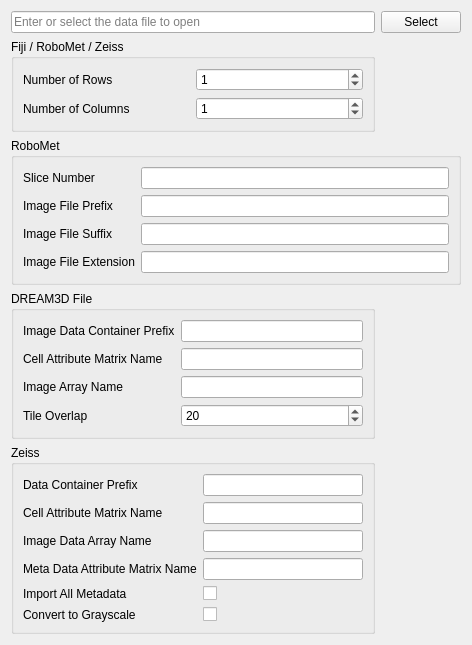
Above: SIMPLVtkLib/Wizards/ImportMontage/UI_Files/EnterDataFilePage.ui from tplatt77/SIMPLVtkLib before the change. Below: the same form after it.
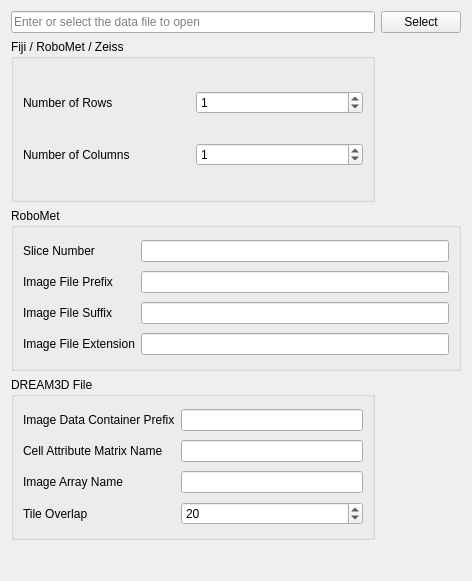
That is the form after the change.

Commit message: Added a separate wizard page for Zeiss Axio Vision montage use case Importing an XML file containing Zeiss Axio Vision information is now done in a separate wizard page

Diff of the .ui file:
```diff
--- a/SIMPLVtkLib/Wizards/ImportMontage/UI_Files/EnterDataFilePage.ui
+++ b/SIMPLVtkLib/Wizards/ImportMontage/UI_Files/EnterDataFilePage.ui
@@ -17,43 +17,36 @@
    <property name="sizeConstraint">
     <enum>QLayout::SetDefaultConstraint</enum>
    </property>
-   <item row="2" column="1">
-    <widget class="QGroupBox" name="configFileMetadata">
-     <property name="title">
-      <string>Fiji / RoboMet / Zeiss</string>
+   <item row="1" column="2">
+    <widget class="QPushButton" name="selectButton">
+     <property name="text">
+      <string>Select</string>
      </property>
-     <layout class="QGridLayout" name="configFileMetadataLayout">
-      <item row="0" column="1">
-       <widget class="QSpinBox" name="numOfRowsSB">
-        <property name="value">
-         <number>1</number>
-        </property>
-       </widget>
-      </item>
-      <item row="1" column="1">
-       <widget class="QSpinBox" name="numOfColsSB">
-        <property name="value">
-         <number>1</number>
-        </property>
-       </widget>
-      </item>
-      <item row="1" column="0">
-       <widget class="QLabel" name="label_2">
-        <property name="text">
-         <string>Number of Columns</string>
-        </property>
-       </widget>
-      </item>
-      <item row="0" column="0">
-       <widget class="QLabel" name="label">
-        <property name="text">
-         <string>Number of Rows</string>
-        </property>
-       </widget>
-      </item>
-     </layout>
     </widget>
    </item>
+   <item row="1" column="1">
+    <widget class="QLineEdit" name="dataFileLE">
+     <property name="placeholderText">
+      <string>Enter or select the data file to open</string>
+     </property>
+    </widget>
+   </item>
+   <item row="5" column="1" colspan="2">
+    <spacer name="verticalSpacer">
+     <property name="orientation">
+      <enum>Qt::Vertical</enum>
+     </property>
+     <property name="sizeType">
+      <enum>QSizePolicy::Preferred</enum>
+     </property>
+     <property name="sizeHint" stdset="0">
+      <size>
+       <width>20</width>
+       <height>30</height>
+      </size>
+     </property>
+    </spacer>
+   </item>
    <item row="3" column="1" colspan="2">
     <widget class="QGroupBox" name="roboMetMetadata">
      <property name="title">
@@ -162,107 +155,37 @@
      </layout>
     </widget>
    </item>
-   <item row="1" column="2">
-    <widget class="QPushButton" name="selectButton">
-     <property name="text">
-      <string>Select</string>
-     </property>
-    </widget>
-   </item>
-   <item row="6" column="1" colspan="2">
-    <spacer name="verticalSpacer">
-     <property name="orientation">
-      <enum>Qt::Vertical</enum>
-     </property>
-     <property name="sizeType">
-      <enum>QSizePolicy::Preferred</enum>
-     </property>
-     <property name="sizeHint" stdset="0">
-      <size>
-       <width>20</width>
-       <height>30</height>
-      </size>
-     </property>
-    </spacer>
-   </item>
-   <item row="1" column="1">
-    <widget class="QLineEdit" name="dataFileLE">
-     <property name="placeholderText">
-      <string>Enter or select the data file to open</string>
-     </property>
-    </widget>
-   </item>
-   <item row="5" column="1">
-    <widget class="QGroupBox" name="zeissMetadata">
+   <item row="2" column="1">
+    <widget class="QGroupBox" name="configFileMetadata">
      <property name="title">
-      <string>Zeiss</string>
+      <string>Fiji / RoboMet / Zeiss</string>
      </property>
-     <layout class="QGridLayout" name="gridLayout_4">
-      <item row="0" column="3">
-       <widget class="QLineEdit" name="zeissDataContainerPrefixLE"/>
-      </item>
-      <item row="0" column="2">
-       <widget class="QLabel" name="label_11">
-        <property name="text">
-         <string>Data Container Prefix</string>
+     <layout class="QGridLayout" name="configFileMetadataLayout">
+      <item row="0" column="1">
+       <widget class="QSpinBox" name="numOfRowsSB">
+        <property name="value">
+         <number>1</number>
         </property>
        </widget>
       </item>
-      <item row="2" column="2">
-       <widget class="QLabel" name="label_12">
-        <property name="text">
-         <string>Cell Attribute Matrix Name</string>
+      <item row="1" column="1">
+       <widget class="QSpinBox" name="numOfColsSB">
+        <property name="value">
+         <number>1</number>
         </property>
        </widget>
       </item>
-      <item row="3" column="2">
-       <widget class="QLabel" name="label_13">
+      <item row="1" column="0">
+       <widget class="QLabel" name="label_2">
         <property name="text">
-         <string>Image Data Array Name</string>
+         <string>Number of Columns</string>
         </property>
        </widget>
       </item>
-      <item row="4" column="2">
-       <widget class="QLabel" name="label_14">
+      <item row="0" column="0">
+       <widget class="QLabel" name="label">
         <property name="text">
-         <string>Meta Data Attribute Matrix Name</string>
-        </property>
-       </widget>
-      </item>
-      <item row="5" column="2">
-       <widget class="QLabel" name="label_15">
-        <property name="text">
-         <string>Import All Metadata</string>
-        </property>
-       </widget>
-      </item>
-      <item row="6" column="2">
-       <widget class="QLabel" name="label_16">
-        <property name="text">
-         <string>Convert to Grayscale</string>
-        </property>
-       </widget>
-      </item>
-      <item row="2" column="3">
-       <widget class="QLineEdit" name="zeissCellAttrMatrixLE"/>
-      </item>
-      <item row="3" column="3">
-       <widget class="QLineEdit" name="zeissImageDataArrayLE"/>
-      </item>
-      <item row="4" column="3">
-       <widget class="QLineEdit" name="zeissMetadataAttrxMatrixLE"/>
-      </item>
-      <item row="5" column="3">
-       <widget class="QCheckBox" name="importMetadataCB">
-        <property name="text">
-         <string/>
-        </property>
-       </widget>
-      </item>
-      <item row="6" column="3">
-       <widget class="QCheckBox" name="convertGrayscaleCB">
-        <property name="text">
-         <string/>
+         <string>Number of Rows</string>
         </property>
        </widget>
       </item>
```
The commit also changes 11 other files.
